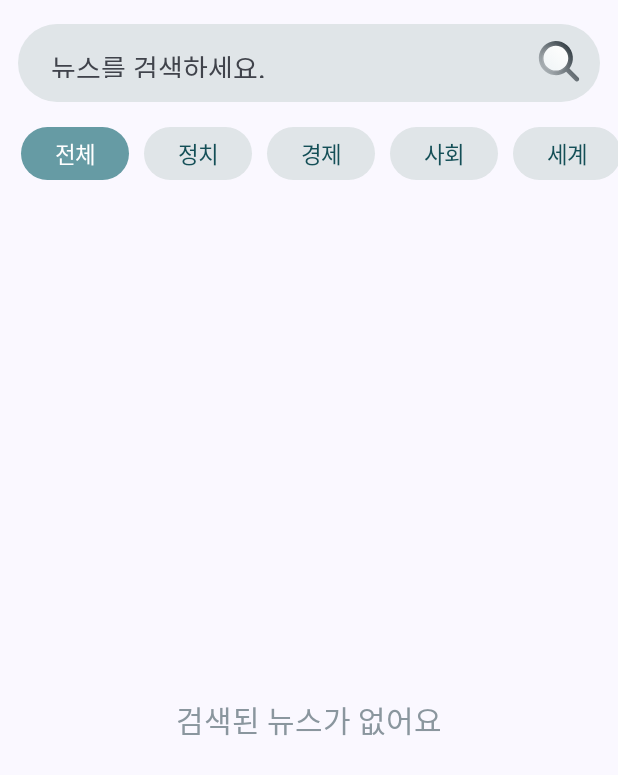
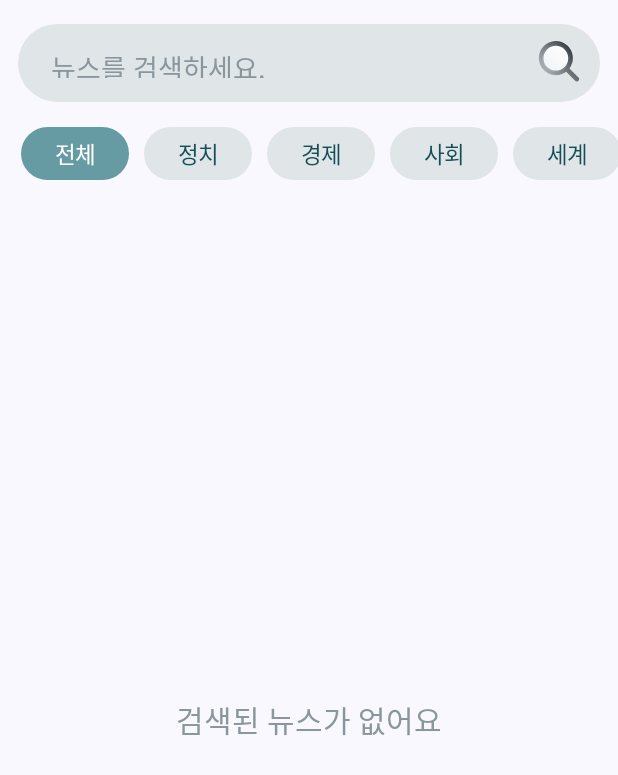
Before and after one commit to My-issue-ssafy/my-issue, an Android app built with Jetpack Compose: the composable SearchScreen shown on its own in the app's theme, on a phone screen of 412 x 824 dp. Shown: the top 775 px of the screen. Run offline under Robolectric (Android 15) with nearby library versions, the phone set to English and light mode, and no system bars; our stand-ins replace Dagger/Hilt's generated code, Navigation 3; network calls fail; pictures from the network do not load; Roboto replaces fonts that are not available here; 14 statements that could not run were skipped.

Commit message:
fix : 검색 텍스트 색 수정

```diff
--- a/android/app/src/main/java/com/ioi/myssue/ui/search/SearchComponent.kt
+++ b/android/app/src/main/java/com/ioi/myssue/ui/search/SearchComponent.kt
@@ -3,18 +3,12 @@ package com.ioi.myssue.ui.search
 import androidx.compose.foundation.Image
 import androidx.compose.foundation.horizontalScroll
 import androidx.compose.foundation.layout.*
-import androidx.compose.foundation.lazy.LazyColumn
-import androidx.compose.foundation.lazy.LazyListState
-import androidx.compose.foundation.lazy.itemsIndexed
-import androidx.compose.foundation.lazy.rememberLazyListState
 import androidx.compose.foundation.rememberScrollState
 import androidx.compose.foundation.shape.CircleShape
-import androidx.compose.foundation.shape.RoundedCornerShape
 import androidx.compose.foundation.text.KeyboardActions
 import androidx.compose.foundation.text.KeyboardOptions
 import androidx.compose.material.icons.Icons
 import androidx.compose.material.icons.rounded.Clear
-import androidx.compose.material.icons.rounded.Search
 import androidx.compose.material3.*
 import androidx.compose.material3.MaterialTheme.typography
 import androidx.compose.runtime.*
@@ -30,10 +24,7 @@ import androidx.compose.ui.text.style.TextOverflow
 import androidx.compose.ui.unit.dp
 import com.ioi.myssue.designsystem.theme.AppColors
 import com.ioi.myssue.designsystem.theme.BackgroundColors
-import com.ioi.myssue.domain.model.NewsSummary
-import com.ioi.myssue.ui.news.NewsItem
 import com.ioi.myssue.R
-import com.ioi.myssue.designsystem.theme.BackgroundColors.Background400
 
 @Composable
 fun SearchBar(
@@ -95,6 +86,7 @@ fun SearchBar(
             Text(
                 text = stringResource(R.string.search_news),
                 style = typography.titleMedium,
+                color = BackgroundColors.Background400
             )
         },
         keyboardOptions = KeyboardOptions(imeAction = ImeAction.Search),
@@ -186,7 +178,7 @@ fun SearchedEmpty() {
             text = stringResource(R.string.no_searched_news),
             style = typography.titleLarge,
             fontWeight = FontWeight.Bold,
-            color = Background400,
+            color = BackgroundColors.Background400,
             textAlign = TextAlign.Center,
             modifier = Modifier
                 .align(Alignment.Center)
```
